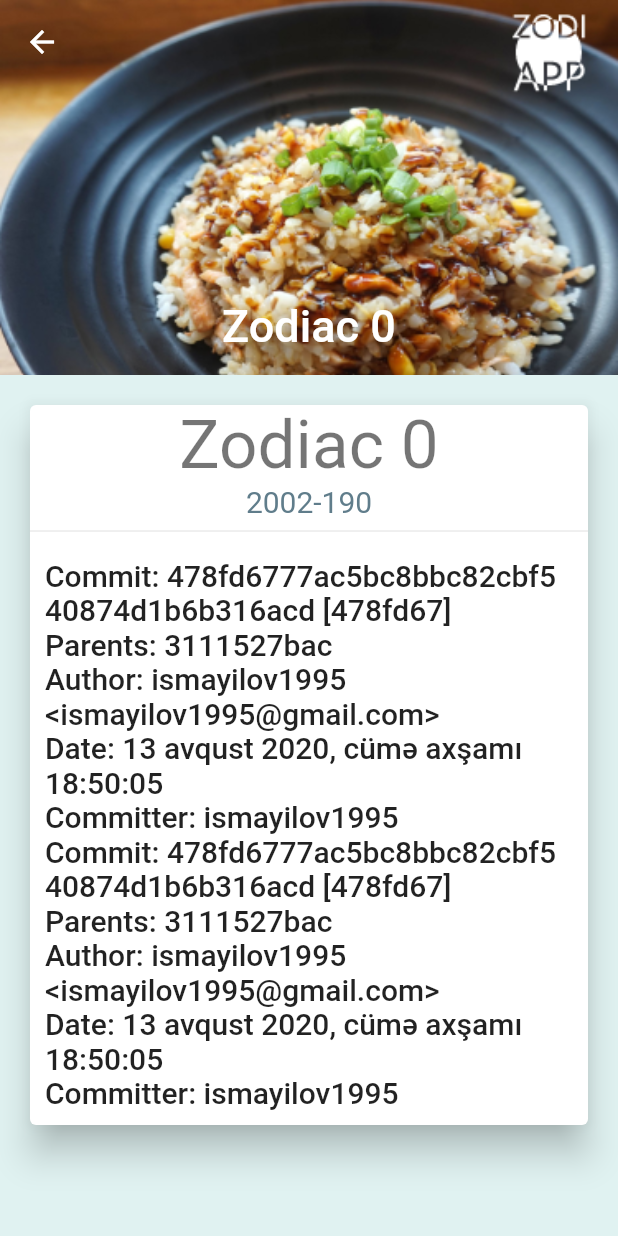
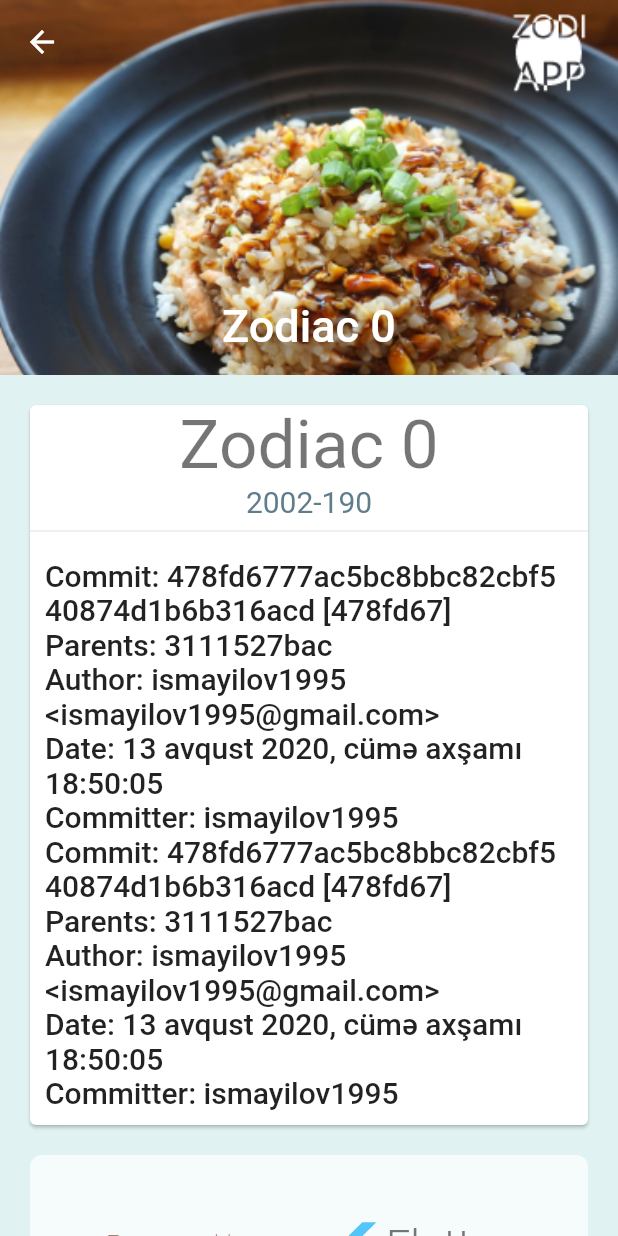
Before and after one commit to ismayilov1995/zodiac_flutter, a Flutter app: the screen it shows after launch, after a tap on an icon or button, on a phone screen of 412 x 824 dp. Run offline on Flutter 3.47's test engine with Material 2 defaults, Android fonts, the phone set to English and light mode, and no system bars.

Commit message:
Improved ui

```diff
--- a/lib/views/detail.dart
+++ b/lib/views/detail.dart
@@ -46,7 +46,6 @@ class Detail extends StatelessWidget {
     return [
       Card(
         margin: EdgeInsets.all(20),
-        elevation: 10,
         child: Column(
           children: [
             Text(
@@ -71,8 +70,30 @@ class Detail extends StatelessWidget {
         ),
       ),
       Container(
-        height: 300,
-      )
+        margin: EdgeInsets.fromLTRB(20, 0, 20, 20),
+        decoration: BoxDecoration(
+          color: Colors.white70,
+          borderRadius: BorderRadius.circular(8),
+        ),
+        child: Row(
+          mainAxisAlignment: MainAxisAlignment.spaceEvenly,
+          children: [
+            Text(
+              "Powered by",
+              style: TextStyle(
+                fontSize: 20,
+                fontWeight: FontWeight.w100,
+                color: Colors.brown,
+              ),
+            ),
+            FlutterLogo(
+              style: FlutterLogoStyle.horizontal,
+              size: 120,
+              colors: Colors.brown,
+            )
+          ],
+        ),
+      ),
     ];
   }
 }
```
Also changed, not shown: 1 other file.
